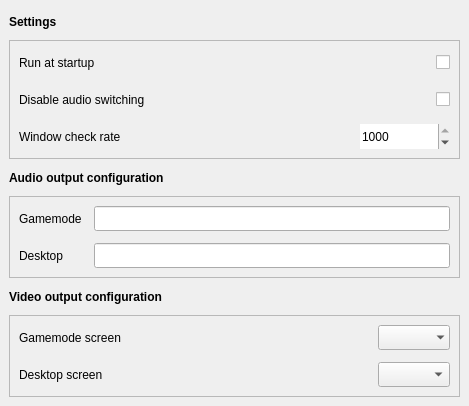
The window that src/ui/design.ui (Odizinne/BigPictureTV) describes before a commit, drawn with Qt 5.
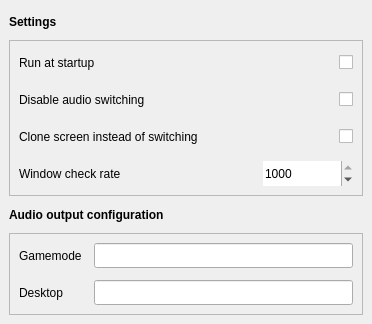
The same window after the commit.

Commit message: created separated modules for audio, monitor, shortcut, mode. reverted to displayswitch with clone option on unsuported hardware

The edit to the form file:
```diff
--- a/src/ui/design.ui
+++ b/src/ui/design.ui
@@ -6,8 +6,8 @@
    <rect>
     <x>0</x>
     <y>0</y>
-    <width>469</width>
-    <height>369</height>
+    <width>372</width>
+    <height>324</height>
    </rect>
   </property>
   <property name="sizePolicy">
@@ -20,7 +20,7 @@
    <string>MainWindow</string>
   </property>
   <widget class="QWidget" name="centralwidget">
-   <layout class="QGridLayout" name="gridLayout_2" columnstretch="1">
+   <layout class="QGridLayout" name="gridLayout_2" columnstretch="0">
     <item row="2" column="0">
      <widget class="QLabel" name="audioOutputLabel">
       <property name="minimumSize">
@@ -39,195 +39,6 @@
       </property>
      </widget>
     </item>
-    <item row="4" column="0">
-     <widget class="QLabel" name="label_3">
-      <property name="minimumSize">
-       <size>
-        <width>0</width>
-        <height>25</height>
-       </size>
-      </property>
-      <property name="font">
-       <font>
-        <bold>true</bold>
-       </font>
-      </property>
-      <property name="text">
-       <string>Video output configuration</string>
-      </property>
-     </widget>
-    </item>
-    <item row="3" column="0">
-     <widget class="QFrame" name="audioFrame">
-      <property name="frameShape">
-       <enum>QFrame::Shape::StyledPanel</enum>
-      </property>
-      <layout class="QGridLayout" name="gridLayout">
-       <property name="leftMargin">
-        <number>9</number>
-       </property>
-       <property name="topMargin">
-        <number>9</number>
-       </property>
-       <property name="rightMargin">
-        <number>9</number>
-       </property>
-       <property name="bottomMargin">
-        <number>9</number>
-       </property>
-       <property name="spacing">
-        <number>12</number>
-       </property>
-       <item row="0" column="0">
-        <widget class="QLabel" name="gamemodeLabel">
-         <property name="minimumSize">
-          <size>
-           <width>0</width>
-           <height>25</height>
-          </size>
-         </property>
-         <property name="text">
-          <string>Gamemode</string>
-         </property>
-        </widget>
-       </item>
-       <item row="1" column="0">
-        <widget class="QLabel" name="desktopLabel">
-         <property name="minimumSize">
-          <size>
-           <width>0</width>
-           <height>25</height>
-          </size>
-         </property>
-         <property name="text">
-          <string>Desktop</string>
-         </property>
-        </widget>
-       </item>
-       <item row="1" column="1">
-        <widget class="QLineEdit" name="desktopEntry">
-         <property name="minimumSize">
-          <size>
-           <width>0</width>
-           <height>25</height>
-          </size>
-         </property>
-         <property name="autoFillBackground">
-          <bool>false</bool>
-         </property>
-         <property name="frame">
-          <bool>true</bool>
-         </property>
-        </widget>
-       </item>
-       <item row="0" column="1">
-        <widget class="QLineEdit" name="gamemodeEntry">
-         <property name="minimumSize">
-          <size>
-           <width>0</width>
-           <height>25</height>
-          </size>
-         </property>
-         <property name="autoFillBackground">
-          <bool>false</bool>
-         </property>
-         <property name="frame">
-          <bool>true</bool>
-         </property>
-        </widget>
-       </item>
-      </layout>
-     </widget>
-    </item>
-    <item row="5" column="0">
-     <widget class="QFrame" name="gridFrame">
-      <property name="frameShape">
-       <enum>QFrame::Shape::StyledPanel</enum>
-      </property>
-      <property name="frameShadow">
-       <enum>QFrame::Shadow::Sunken</enum>
-      </property>
-      <layout class="QGridLayout" name="gridLayout_3">
-       <property name="leftMargin">
-        <number>9</number>
-       </property>
-       <property name="topMargin">
-        <number>9</number>
-       </property>
-       <property name="rightMargin">
-        <number>9</number>
-       </property>
-       <property name="bottomMargin">
-        <number>9</number>
-       </property>
-       <property name="spacing">
-        <number>12</number>
-       </property>
-       <item row="0" column="0">
-        <widget class="QLabel" name="gamemode_video_label">
-         <property name="minimumSize">
-          <size>
-           <width>0</width>
-           <height>25</height>
-          </size>
-         </property>
-         <property name="text">
-          <string>Gamemode screen</string>
-         </property>
-        </widget>
-       </item>
-       <item row="0" column="2">
-        <widget class="QComboBox" name="gamemode_video_combobox">
-         <property name="minimumSize">
-          <size>
-           <width>0</width>
-           <height>25</height>
-          </size>
-         </property>
-         <property name="frame">
-          <bool>false</bool>
-         </property>
-        </widget>
-       </item>
-       <item row="0" column="1">
-        <spacer name="horizontalSpacer_2">
-         <property name="orientation">
-          <enum>Qt::Orientation::Horizontal</enum>
-         </property>
-         <property name="sizeHint" stdset="0">
-          <size>
-           <width>40</width>
-           <height>20</height>
-          </size>
-         </property>
-        </spacer>
-       </item>
-       <item row="1" column="0">
-        <widget class="QLabel" name="label">
-         <property name="minimumSize">
-          <size>
-           <width>0</width>
-           <height>25</height>
-          </size>
-         </property>
-         <property name="text">
-          <string>Desktop screen</string>
-         </property>
-        </widget>
-       </item>
-       <item row="1" column="2">
-        <widget class="QComboBox" name="desktop_video_combobox">
-         <property name="minimumSize">
-          <size>
-           <width>0</width>
-           <height>25</height>
-          </size>
-         </property>
-        </widget>
-       </item>
-      </layout>
-     </widget>
-    </item>
     <item row="1" column="0">
      <widget class="QFrame" name="settingsFrame">
       <property name="frameShape">
@@ -252,7 +63,75 @@
        <property name="spacing">
         <number>12</number>
        </property>
-       <item row="2" column="2">
+       <item row="3" column="1">
+        <spacer name="horizontalSpacer">
+         <property name="orientation">
+          <enum>Qt::Orientation::Horizontal</enum>
+         </property>
+         <property name="sizeHint" stdset="0">
+          <size>
+           <width>40</width>
+           <height>20</height>
+          </size>
+         </property>
+        </spacer>
+       </item>
+       <item row="3" column="0">
+        <widget class="QLabel" name="label_4">
+         <property name="minimumSize">
+          <size>
+           <width>0</width>
+           <height>25</height>
+          </size>
+         </property>
+         <property name="text">
+          <string>Window check rate</string>
+         </property>
+        </widget>
+       </item>
+       <item row="1" column="1" colspan="2">
+        <widget class="QCheckBox" name="disableAudioCheckbox">
+         <property name="minimumSize">
+          <size>
+           <width>0</width>
+           <height>25</height>
+          </size>
+         </property>
+         <property name="layoutDirection">
+          <enum>Qt::LayoutDirection::RightToLeft</enum>
+         </property>
+         <property name="text">
+          <string/>
+         </property>
+        </widget>
+       </item>
+       <item row="0" column="0">
+        <widget class="QLabel" name="label_5">
+         <property name="minimumSize">
+          <size>
+           <width>0</width>
+           <height>25</height>
+          </size>
+         </property>
+         <property name="text">
+          <string>Run at startup</string>
+         </property>
+        </widget>
+       </item>
+       <item row="1" column="0">
+        <widget class="QLabel" name="label_6">
+         <property name="minimumSize">
+          <size>
+           <width>0</width>
+           <height>25</height>
+          </size>
+         </property>
+         <property name="text">
+          <string>Disable audio switching</string>
+         </property>
+        </widget>
+       </item>
+       <item row="3" column="2">
         <widget class="QSpinBox" name="checkRateSpinBox">
          <property name="minimumSize">
           <size>
@@ -274,48 +153,6 @@
          </property>
         </widget>
        </item>
-       <item row="2" column="0">
-        <widget class="QLabel" name="label_4">
-         <property name="minimumSize">
-          <size>
-           <width>0</width>
-           <height>25</height>
-          </size>
-         </property>
-         <property name="text">
-          <string>Window check rate</string>
-         </property>
-        </widget>
-       </item>
-       <item row="1" column="1" colspan="2">
-        <widget class="QCheckBox" name="disableAudioCheckbox">
-         <property name="minimumSize">
-          <size>
-           <width>0</width>
-           <height>25</height>
-          </size>
-         </property>
-         <property name="layoutDirection">
-          <enum>Qt::LayoutDirection::RightToLeft</enum>
-         </property>
-         <property name="text">
-          <string/>
-         </property>
-        </widget>
-       </item>
-       <item row="2" column="1">
-        <spacer name="horizontalSpacer">
-         <property name="orientation">
-          <enum>Qt::Orientation::Horizontal</enum>
-         </property>
-         <property name="sizeHint" stdset="0">
-          <size>
-           <width>40</width>
-           <height>20</height>
-          </size>
-         </property>
-        </spacer>
-       </item>
        <item row="0" column="1" colspan="2">
         <widget class="QCheckBox" name="startupCheckBox">
          <property name="minimumSize">
@@ -332,8 +169,8 @@
          </property>
         </widget>
        </item>
-       <item row="1" column="0">
-        <widget class="QLabel" name="label_6">
+       <item row="2" column="0">
+        <widget class="QLabel" name="label">
          <property name="minimumSize">
           <size>
            <width>0</width>
@@ -341,20 +178,23 @@
           </size>
          </property>
          <property name="text">
-          <string>Disable audio switching</string>
+          <string>Clone screen instead of switching</string>
          </property>
         </widget>
        </item>
-       <item row="0" column="0">
-        <widget class="QLabel" name="label_5">
+       <item row="2" column="2">
+        <widget class="QCheckBox" name="clone_checkbox">
          <property name="minimumSize">
           <size>
            <width>0</width>
            <height>25</height>
           </size>
          </property>
+         <property name="layoutDirection">
+          <enum>Qt::LayoutDirection::RightToLeft</enum>
+         </property>
          <property name="text">
-          <string>Run at startup</string>
+          <string/>
          </property>
         </widget>
        </item>
@@ -379,6 +219,88 @@
       </property>
      </widget>
     </item>
+    <item row="3" column="0">
+     <widget class="QFrame" name="audioFrame">
+      <property name="frameShape">
+       <enum>QFrame::Shape::StyledPanel</enum>
+      </property>
+      <layout class="QGridLayout" name="gridLayout">
+       <property name="leftMargin">
+        <number>9</number>
+       </property>
+       <property name="topMargin">
+        <number>9</number>
+       </property>
+       <property name="rightMargin">
+        <number>9</number>
+       </property>
+       <property name="bottomMargin">
+        <number>9</number>
+       </property>
+       <property name="spacing">
+        <number>12</number>
+       </property>
+       <item row="0" column="0">
+        <widget class="QLabel" name="gamemodeLabel">
+         <property name="minimumSize">
+          <size>
+           <width>0</width>
+           <height>25</height>
+          </size>
+         </property>
+         <property name="text">
+          <string>Gamemode</string>
+         </property>
+        </widget>
+       </item>
+       <item row="1" column="0">
+        <widget class="QLabel" name="desktopLabel">
+         <property name="minimumSize">
+          <size>
+           <width>0</width>
+           <height>25</height>
+          </size>
+         </property>
+         <property name="text">
+          <string>Desktop</string>
+         </property>
+        </widget>
+       </item>
+       <item row="1" column="1">
+        <widget class="QLineEdit" name="desktopEntry">
+         <property name="minimumSize">
+          <size>
+           <width>0</width>
+           <height>25</height>
+          </size>
+         </property>
+         <property name="autoFillBackground">
+          <bool>false</bool>
+         </property>
+         <property name="frame">
+          <bool>true</bool>
+         </property>
+        </widget>
+       </item>
+       <item row="0" column="1">
+        <widget class="QLineEdit" name="gamemodeEntry">
+         <property name="minimumSize">
+          <size>
+           <width>0</width>
+           <height>25</height>
+          </size>
+         </property>
+         <property name="autoFillBackground">
+          <bool>false</bool>
+         </property>
+         <property name="frame">
+          <bool>true</bool>
+         </property>
+        </widget>
+       </item>
+      </layout>
+     </widget>
+    </item>
    </layout>
   </widget>
  </widget>
```
The commit also changes 8 other files.
